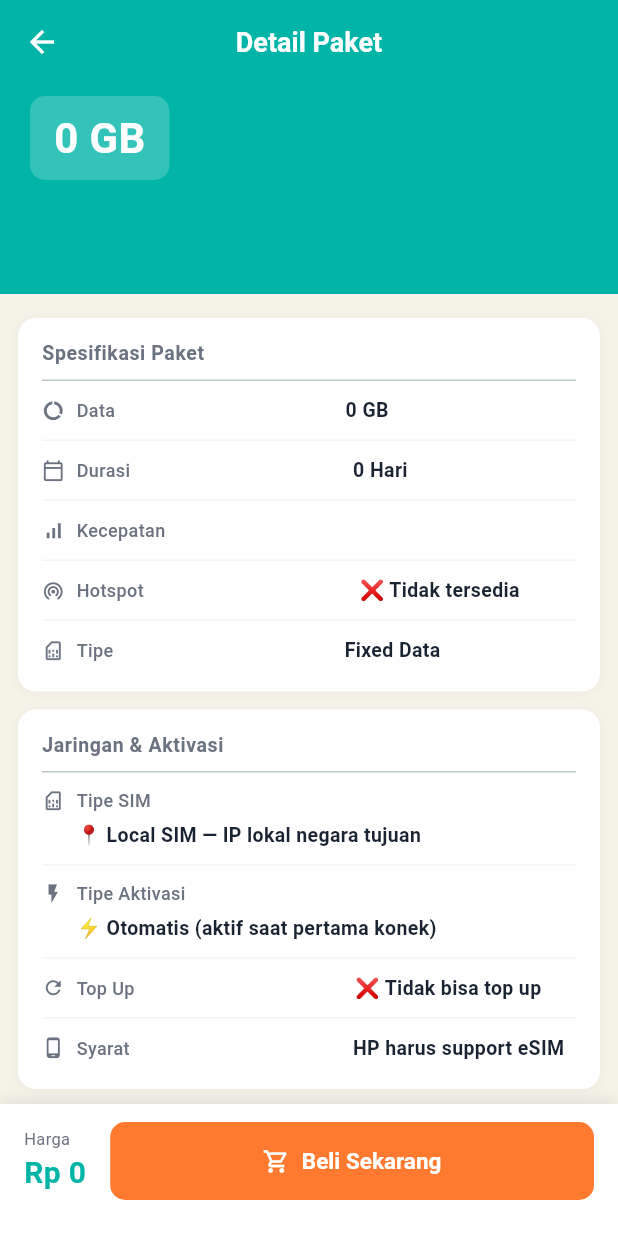
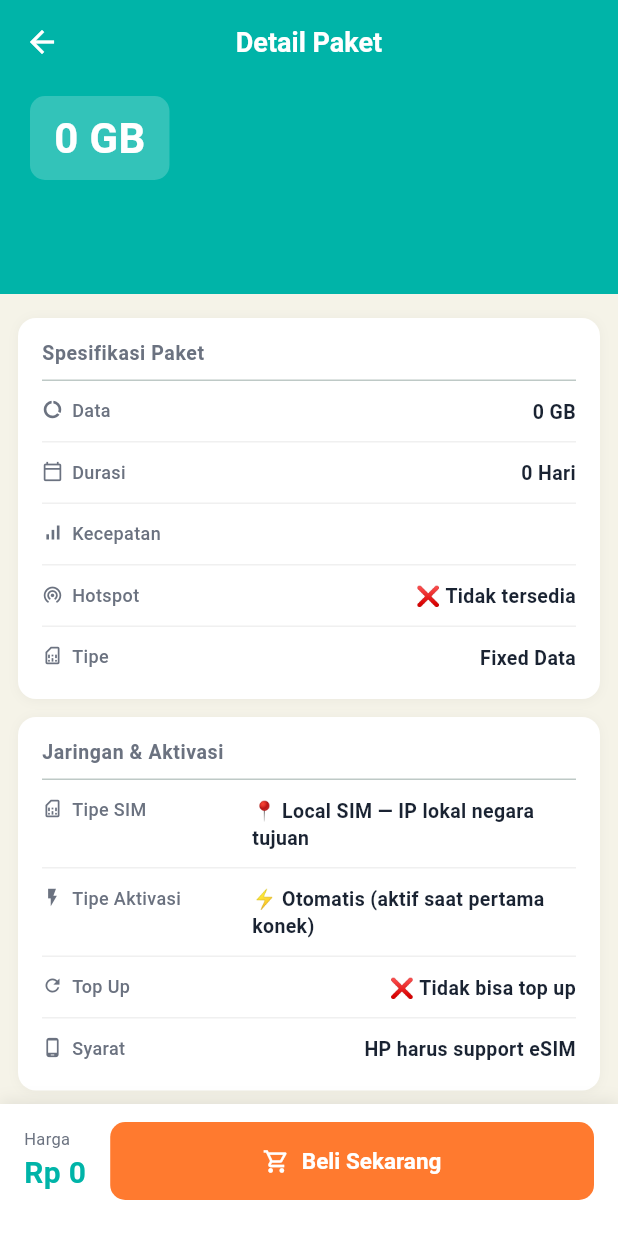
Before and after one commit to Sayuliho/gohosim-flutter, a Flutter app: the PackageDetailScreen screen opened directly with empty values, on a phone screen of 412 x 824 dp. Run offline on Flutter 3.47's test engine with Material 3 defaults, Android fonts, the phone set to English and light mode, and no system bars; our stand-ins replace flutter_secure_storage, go_router, webview_flutter; accounts and stored records are empty.

Commit message:
fix: redesign detail rows as fixed 2-column table layout
- Remove multiLine vertical layout, use consistent 2-column Row for all rows
- Left column: fixed 140px width with icon + label (grey 12px)
- Right column: Expanded, value text wraps naturally if long
- Operators list wraps in right column (left-aligned), short values right-aligned
- Dividers via index loop (avoids sync* generator issues)

Co-Authored-By: Claude Sonnet 4.6 <noreply@anthropic.com>
Claude-Session: https://claude.ai/code/session_01DcfQx37ayvDtMcdXHL9fQy

```diff
--- a/lib/features/packages/screens/package_detail_screen.dart
+++ b/lib/features/packages/screens/package_detail_screen.dart
@@ -333,12 +333,11 @@ class _Section extends StatelessWidget {
             ),
           ),
           const Divider(height: 1, indent: 16, endIndent: 16),
-          ...children.expand((child) sync* {
-            yield child;
-            if (child != children.last) {
-              yield const Divider(height: 1, indent: 16, endIndent: 16, color: Color(0xFFF5F5F5));
-            }
-          }),
+          for (int i = 0; i < children.length; i++) ...[
+            children[i],
+            if (i < children.length - 1)
+              const Divider(height: 1, indent: 16, endIndent: 16, color: Color(0xFFF0F0F0)),
+          ],
           const SizedBox(height: 8),
         ],
       ),
@@ -363,51 +362,46 @@ class _InfoRow extends StatelessWidget {
 
   @override
   Widget build(BuildContext context) {
-    if (multiLine) {
     return Padding(
-        padding: const EdgeInsets.symmetric(horizontal: 16, vertical: 10),
-        child: Column(
+      padding: const EdgeInsets.symmetric(horizontal: 16, vertical: 11),
+      child: Row(
         crossAxisAlignment: CrossAxisAlignment.start,
         children: [
-            Row(
+          // Kolom kiri: icon + label, lebar tetap
+          SizedBox(
+            width: 140,
+            child: Row(
+              crossAxisAlignment: CrossAxisAlignment.start,
               children: [
-                Icon(icon, size: 15, color: AppTheme.textGrey),
-                const SizedBox(width: 8),
-                Text(label, style: const TextStyle(color: AppTheme.textGrey, fontSize: 12, fontWeight: FontWeight.w500)),
-              ],
+                Padding(
+                  padding: const EdgeInsets.only(top: 1),
+                  child: Icon(icon, size: 14, color: AppTheme.textGrey),
                 ),
-            const SizedBox(height: 5),
-            Padding(
-              padding: const EdgeInsets.only(left: 23),
+                const SizedBox(width: 6),
+                Expanded(
                   child: Text(
-                value,
-                style: TextStyle(
-                  fontSize: 13,
-                  fontWeight: FontWeight.w600,
-                  color: valueColor ?? AppTheme.textDark,
+                    label,
+                    style: const TextStyle(
+                      color: AppTheme.textGrey,
+                      fontSize: 12,
+                      fontWeight: FontWeight.w500,
+                      height: 1.4,
                     ),
                   ),
                 ),
               ],
             ),
-      );
-    }
-    return Padding(
-      padding: const EdgeInsets.symmetric(horizontal: 16, vertical: 10),
-      child: Row(
-        children: [
-          Icon(icon, size: 15, color: AppTheme.textGrey),
-          const SizedBox(width: 8),
-          Text(label, style: const TextStyle(color: AppTheme.textGrey, fontSize: 12, fontWeight: FontWeight.w500)),
-          const Spacer(),
-          Flexible(
+          ),
+          // Kolom kanan: nilai, bisa wrap
+          Expanded(
             child: Text(
               value,
-              textAlign: TextAlign.right,
+              textAlign: multiLine ? TextAlign.left : TextAlign.right,
               style: TextStyle(
                 fontSize: 13,
                 fontWeight: FontWeight.w600,
                 color: valueColor ?? AppTheme.textDark,
+                height: 1.4,
               ),
             ),
           ),
```
Lines whose indentation alone changed are shown as unchanged.
